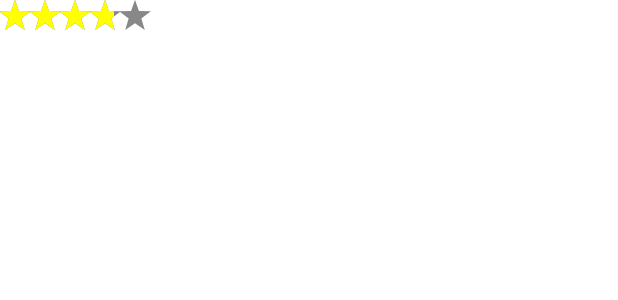
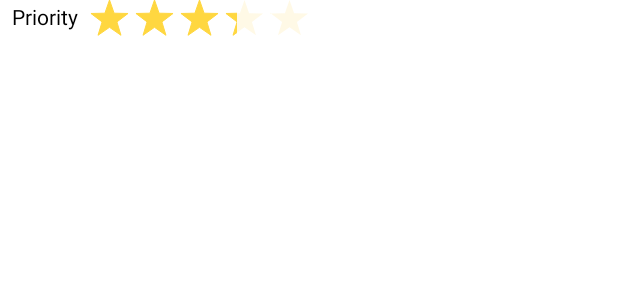
Before and after one commit to ccasanoval/Organizate3, an Android app built with Jetpack Compose: the @Preview function RatingBarPreview, on a phone screen of 412 x 824 dp. Shown: the top 300 px of the screen. Run offline under Robolectric (Android 15) with nearby library versions, the phone set to English and light mode, and no system bars.

Commit message:
Rating bar 2

```diff
--- a/app/src/main/java/com/cesoft/organizate3/ui/composables/RatingBarCompo.kt
+++ b/app/src/main/java/com/cesoft/organizate3/ui/composables/RatingBarCompo.kt
@@ -1,117 +1,193 @@
 package com.cesoft.organizate3.ui.composables
 
-import androidx.compose.foundation.Canvas
-import androidx.compose.foundation.background
+import android.view.MotionEvent
+import androidx.annotation.StringRes
 import androidx.compose.foundation.layout.*
-import androidx.compose.foundation.shape.GenericShape
-import androidx.compose.runtime.Composable
+import androidx.compose.material.Text
+import androidx.compose.runtime.*
+import androidx.compose.ui.ExperimentalComposeUiApi
 import androidx.compose.ui.Modifier
-import androidx.compose.ui.draw.clip
-import androidx.compose.ui.geometry.Offset
 import androidx.compose.ui.geometry.Size
 import androidx.compose.ui.graphics.Color
-import androidx.compose.ui.graphics.Path
-import androidx.compose.ui.graphics.SolidColor
+import androidx.compose.ui.input.pointer.pointerInteropFilter
+import androidx.compose.ui.layout.onSizeChanged
+import androidx.compose.ui.platform.testTag
+import androidx.compose.ui.res.stringResource
+import androidx.compose.ui.semantics.SemanticsPropertyKey
+import androidx.compose.ui.semantics.SemanticsPropertyReceiver
+import androidx.compose.ui.semantics.semantics
 import androidx.compose.ui.tooling.preview.Preview
+import androidx.compose.ui.unit.Dp
 import androidx.compose.ui.unit.dp
-import kotlin.math.cos
-import kotlin.math.sin
+import androidx.compose.ui.unit.toSize
+import com.cesoft.organizate3.R
+import com.cesoft.organizate3.ui.composables.RatingBarUtils.stepSized
+import kotlin.math.roundToInt
 
+sealed class StepSize {
+    object ONE : StepSize()
+    object HALF : StepSize()
+}
+
+sealed class RatingBarStyle {
+    object Normal : RatingBarStyle()
+    object HighLighted : RatingBarStyle()
+}
+
+//For ui testing
+val StarRatingKey = SemanticsPropertyKey<Float>("StarRating")
+var SemanticsPropertyReceiver.starRating by StarRatingKey
+
+
+@OptIn(ExperimentalComposeUiApi::class)
 @Composable
-fun RatingBar(
-    rating: Float,
+fun RatingBarCompo(
     modifier: Modifier = Modifier,
-    color: Color = Color.Yellow
+    value: Float = 0f,
+    numStars: Int = 5,
+    size: Dp = 26.dp,
+    padding: Dp = 2.dp,
+    isIndicator: Boolean = false,
+    activeColor: Color = Color(0xffffd740),
+    inactiveColor: Color = Color(0x55ffecb3),
+    stepSize: StepSize = StepSize.ONE,
+    hideInactiveStars: Boolean = false,
+    ratingBarStyle: RatingBarStyle = RatingBarStyle.Normal,
+    @StringRes label: Int = R.string.field_priority,
+    onValueChange: (Float) -> Unit,
+    onRatingChanged: (Float) -> Unit
 ) {
-    Row(modifier = modifier.wrapContentSize()) {
-        (1..5).forEach { step ->
-            val stepRating = when {
-                rating > step -> 1f
-                step.rem(rating) < 1 -> rating - (step - 1f)
-                else -> 0f
+    android.util.Log.e("Rat", "--------------- value = $value")
+
+    var rowSize by remember { mutableStateOf(Size.Zero) }
+    var changedValue by remember { mutableStateOf(0f) }
+
+    Row(modifier = modifier
+        .onSizeChanged { rowSize = it.toSize() }
+        .pointerInteropFilter {
+            if(isIndicator || hideInactiveStars) return@pointerInteropFilter false
+            when(it.action) {
+                MotionEvent.ACTION_DOWN -> { //handling when single click happens
+                    val calculatedStars = RatingBarUtils.calculateStars(
+                        it.x, rowSize.width, numStars, padding.value.toInt()
+                    )
+                    val newValue = calculatedStars.stepSized(stepSize)
+                    onValueChange(newValue)
+                    onRatingChanged(changedValue)
+                }
+                MotionEvent.ACTION_MOVE -> { //handling while dragging event
+                    val x1 = it.x.coerceIn(0f, rowSize.width)
+                    val calculatedStars = RatingBarUtils.calculateStars(
+                        x1, rowSize.width, numStars, padding.value.toInt()
+                    )
+                    val newValue = calculatedStars.stepSized(stepSize)
+                    onValueChange(newValue)
+                    changedValue = newValue
+                }
+                MotionEvent.ACTION_UP -> { //when the click or drag is released
+                    onRatingChanged(changedValue)
+                }
             }
-            RatingStar(stepRating, color)
-        }
+            true
+        }) {
+        Text(text=stringResource(label), modifier = Modifier.padding(8.dp, 4.dp))
+        ComposeStars(
+            value, numStars, size, padding, activeColor,
+            inactiveColor, hideInactiveStars, ratingBarStyle
+        )
     }
 }
 
 @Composable
-private fun RatingStar(
-    rating: Float,
-    ratingColor: Color = Color.Yellow,
-    backgroundColor: Color = Color.Gray
+fun ComposeStars(
+    value: Float,
+    numStars: Int,
+    size: Dp,
+    padding: Dp,
+    activeColor: Color,
+    inactiveColor: Color,
+    hideInactiveStars: Boolean,
+    ratingBarStyle: RatingBarStyle
 ) {
-    BoxWithConstraints(
-        modifier = Modifier
-            .fillMaxHeight()
-            .aspectRatio(1f)
-            .clip(starShape)
-    ) {
-        Canvas(modifier = Modifier.size(maxHeight)) {
-            drawRect(
-                brush = SolidColor(backgroundColor),
-                size = Size(
-                    height = size.height * 1.4f,
-                    width = size.width * 1.4f
-                ),
-                topLeft = Offset(
-                    x = -(size.width * 0.1f),
-                    y = -(size.height * 0.1f)
-                )
+
+    val ratingPerStar = 1f
+    var remainingRating = value
+
+    Row(modifier = Modifier.semantics { starRating = value }) {
+        for (i in 1..numStars) {
+            val starRating = when {
+                remainingRating == 0f -> {
+                    0f
+                }
+                remainingRating >= ratingPerStar -> {
+                    remainingRating -= ratingPerStar
+                    1f
+                }
+                else -> {
+                    val fraction = remainingRating / ratingPerStar
+                    remainingRating = 0f
+                    fraction
+                }
+            }
+            if (hideInactiveStars && starRating == 0.0f)
+                break
+            RatingStar(
+                fraction = starRating,
+                modifier = Modifier
+                    .padding(
+                        start = if (i > 1) padding else 0.dp,
+                        end = if (i < numStars) padding else 0.dp
+                    )
+                    .size(size = size)
+                    .testTag("RatingStar"),
+                activeColor,
+                inactiveColor,
+                ratingBarStyle
             )
-            if (rating > 0) {
-                drawRect(
-                    brush = SolidColor(ratingColor),
-                    size = Size(
-                        height = size.height * 1.1f,
-                        width = size.width * rating
-                    )
-                )
-            }
+        }
+
+    }
+}
+
+@Preview(showBackground = true)
+@Composable
+fun RatingBarPreview() {
+    var rating by remember { mutableStateOf(3.3f) }
+    RatingBarCompo(value = rating, onValueChange = {
+        rating = it
+    }) {
+        android.util.Log.e("TAG", "-----------RatingBarPreview: $it")
+    }
+}
+
+object RatingBarUtils {
+
+    fun calculateStars(
+        draggedWidth: Float, width: Float,
+        numStars: Int, padding: Int
+    ): Float {
+        var overAllComposeWidth = width
+        val spacerWidth = numStars * (2 * padding)
+
+        //removing padding's width
+        overAllComposeWidth -= spacerWidth
+        return if (draggedWidth != 0f)
+            ((draggedWidth / overAllComposeWidth) * numStars)
+        else 0f
+    }
+
+    fun Float.stepSized(stepSize: StepSize): Float {
+        return if (stepSize is StepSize.ONE)
+            this.roundToInt().toFloat()
+        else {
+            var value = this.toInt().toFloat()
+            if (this < value.plus(0.5)) {
+                if(this==0f)
+                    return 0f
+                value = value.plus(0.5).toFloat()
+                value
+            } else
+                this.roundToInt().toFloat()
         }
     }
 }
-
-private val starShape = GenericShape { size, _ ->
-    addPath(starPath(size.height))
-}
-
-private val starPath = { size: Float ->
-    Path().apply {
-        val outerRadius: Float = size / 1.8f
-        val innerRadius: Double = outerRadius / 2.5
-        var rot: Double = Math.PI / 2 * 3
-        val cx: Float = size / 2
-        val cy: Float = size / 20 * 11
-        var x: Float = cx
-        var y: Float = cy
-        val step = Math.PI / 5
-
-        moveTo(cx, cy - outerRadius)
-        repeat(5) {
-            x = (cx + cos(rot) * outerRadius).toFloat()
-            y = (cy + sin(rot) * outerRadius).toFloat()
-            lineTo(x, y)
-            rot += step
-
-            x = (cx + cos(rot) * innerRadius).toFloat()
-            y = (cy + sin(rot) * innerRadius).toFloat()
-            lineTo(x, y)
-            rot += step
-        }
-        close()
-    }
-}
-
-@Preview
-@Composable
-fun RatingBarPreview() {
-    Column(
-        Modifier.fillMaxSize().background(Color.White)
-    ) {
-        RatingBar(
-            3.8f,
-            modifier = Modifier.height(20.dp)
-        )
-    }
-}
--- /dev/null
+++ b/app/src/main/java/com/cesoft/organizate3/ui/composables/RatingStarCompo.kt
@@ -0,0 +1,157 @@
+package com.cesoft.organizate3.ui.composables
+
+import androidx.annotation.FloatRange
+import androidx.compose.foundation.Canvas
+import androidx.compose.foundation.layout.Box
+import androidx.compose.foundation.layout.fillMaxSize
+import androidx.compose.foundation.layout.size
+import androidx.compose.runtime.Composable
+import androidx.compose.runtime.Stable
+import androidx.compose.ui.Modifier
+import androidx.compose.ui.draw.clip
+import androidx.compose.ui.geometry.Rect
+import androidx.compose.ui.graphics.*
+import androidx.compose.ui.graphics.drawscope.Fill
+import androidx.compose.ui.graphics.drawscope.Stroke
+import androidx.compose.ui.tooling.preview.Preview
+import androidx.compose.ui.unit.dp
+
+import kotlin.math.PI
+import kotlin.math.cos
+import kotlin.math.sin
+
+import androidx.compose.ui.geometry.Size
+import androidx.compose.ui.graphics.Path
+import androidx.compose.ui.unit.Density
+import androidx.compose.ui.unit.LayoutDirection
+
+private const val strokeWidth = 1f
+
+@Composable
+fun RatingStar(
+    @FloatRange(from = 0.0, to = 1.0) fraction: Float,
+    modifier: Modifier = Modifier,
+    activeColor: Color,
+    inactiveColor: Color,
+    ratingBarStyle: RatingBarStyle) {
+    Box(modifier = modifier) {
+        FilledStar(fraction,activeColor)
+        EmptyStar(fraction,ratingBarStyle,inactiveColor)
+    }
+}
+
+@Composable
+private fun FilledStar(fraction: Float,activeColor: Color) = Canvas(
+    modifier = Modifier
+        .fillMaxSize()
+        .clip(FractionalRectangleShape(0f, fraction))
+) {
+    val path = Path().addStar(size)
+
+    drawPath(path, color = activeColor, style = Fill) // Filled Star
+    drawPath(path, color = activeColor, style = Stroke(width = strokeWidth)) // Border
+}
+
+@Composable
+private fun EmptyStar(fraction: Float,ratingBarStyle: RatingBarStyle,inactiveColor: Color) = Canvas(
+    modifier = Modifier
+        .fillMaxSize()
+        .clip(FractionalRectangleShape(fraction, 1f))
+) {
+    val path = Path().addStar(size)
+    if(ratingBarStyle is RatingBarStyle.Normal)
+        drawPath(path, color = inactiveColor, style = Fill) // Border
+    else
+        drawPath(path, color = Color.Gray, style = Stroke(width = strokeWidth)) // Border
+}
+
+@Preview(showBackground = true)
+@Composable
+fun EmptyRatingStarPreview() {
+    RatingStar(fraction = 0f, modifier = Modifier.size(20.dp),
+        Color(0xffffd740),
+        Color(0xffffecb3),
+        RatingBarStyle.Normal)
+}
+
+@Preview(showBackground = true)
+@Composable
+fun PartialRatingStarPreview() {
+    RatingStar(fraction = 0.7f, modifier = Modifier.size(20.dp),
+        Color(0xffffd740),
+        Color(0xffffecb3),
+        RatingBarStyle.Normal)
+}
+
+@Preview(showBackground = true)
+@Composable
+fun FullRatingStarPreview() {
+    RatingStar(fraction = 1f, modifier = Modifier.size(20.dp),
+        Color(0xffffd740),
+        Color(0xffffecb3),
+        RatingBarStyle.Normal)
+}
+
+@Stable
+class FractionalRectangleShape(
+    @FloatRange(from = 0.0, to = 1.0) private val startFraction: Float,
+    @FloatRange(from = 0.0, to = 1.0) private val endFraction: Float
+): Shape {
+    override fun createOutline(
+        size: Size,
+        layoutDirection: LayoutDirection,
+        density: Density
+    ): Outline {
+        return Outline.Rectangle(
+            Rect(
+            left = (startFraction * size.width).coerceAtMost(size.width - 1f),
+            top = 0f,
+            right = (endFraction * size.width).coerceAtLeast(1f),
+            bottom = size.height
+        )
+        )
+    }
+
+}
+
+
+fun Path.addStar(
+    size: Size,
+    spikes: Int = 5,
+    @FloatRange(from = 0.0, to = 0.5) outerRadiusFraction: Float = 0.5f,
+    @FloatRange(from = 0.0, to = 0.5) innerRadiusFraction: Float = 0.2f
+): Path {
+    val outerRadius = size.minDimension * outerRadiusFraction
+    val innerRadius = size.minDimension * innerRadiusFraction
+
+    val centerX = size.width / 2
+    val centerY = size.height / 2
+
+    var totalAngle = PI / 2 // Since we start at the top center, the initial angle will be 90°
+    val degreesPerSection = (2 * PI) / spikes
+
+    moveTo(centerX, 0f) // Starts at the top center of the bounds
+
+    var x: Double
+    var y: Double
+
+    for (i in 1 ..spikes) {
+        // Line going inwards from outerCircle to innerCircle
+        totalAngle += degreesPerSection / 2
+        x = centerX + cos(totalAngle) * innerRadius
+        y = centerY - sin(totalAngle) * innerRadius
+        lineTo(x.toFloat(), y.toFloat())
+
+
+        // Line going outwards from innerCircle to outerCircle
+        totalAngle += degreesPerSection / 2
+        x = centerX + cos(totalAngle) * outerRadius
+        y = centerY - sin(totalAngle) * outerRadius
+        lineTo(x.toFloat(), y.toFloat())
+    }
+
+    // Path should be closed to ensure it's not an open shape
+    close()
+
+    return this
+}
--- a/app/src/main/res/values/strings.xml
+++ b/app/src/main/res/values/strings.xml
@@ -17,6 +17,7 @@
     <string name="field_latitude">Latitude</string>
     <string name="field_longitude">Longitude</string>
     <string name="field_radius">Radius</string>
+    <string name="field_priority">Priority</string>
 
     <string name="field_date">Pick a date</string>
 
```
Also changed, not shown: app/src/main/java/com/cesoft/organizate3/ui/screen/taskadd/AddTaskScreen.kt (+23 -4 lines), app/src/main/java/com/cesoft/organizate3/ui/screen/taskadd/AddTaskViewModel.kt (+5 -8 lines).
